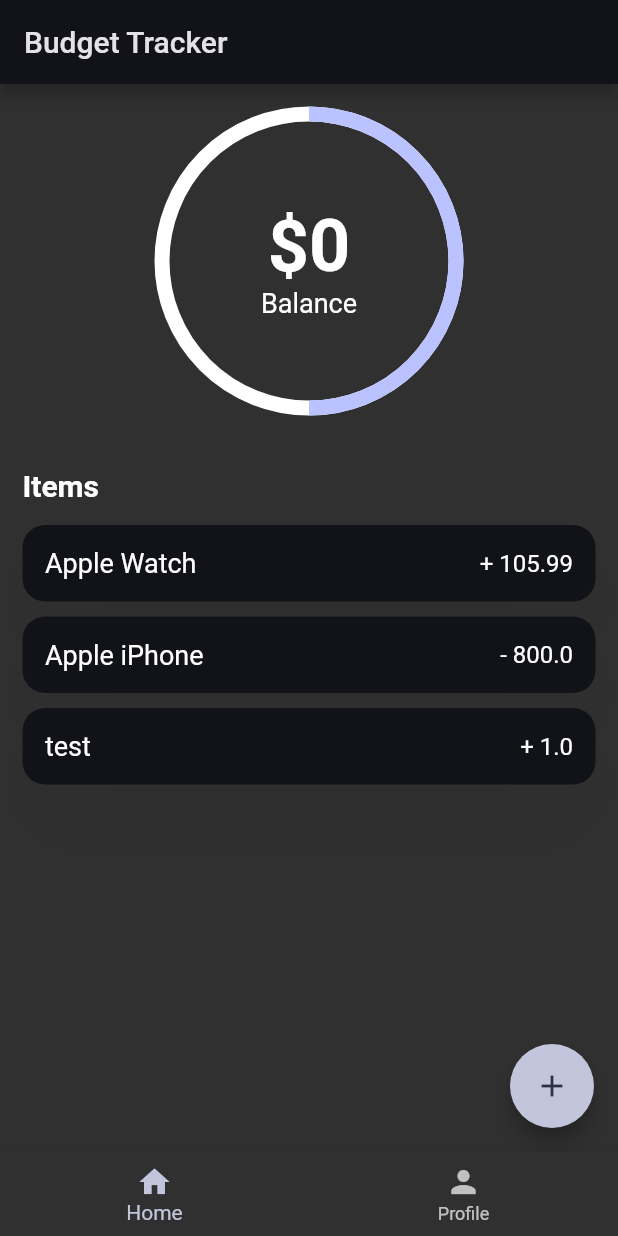
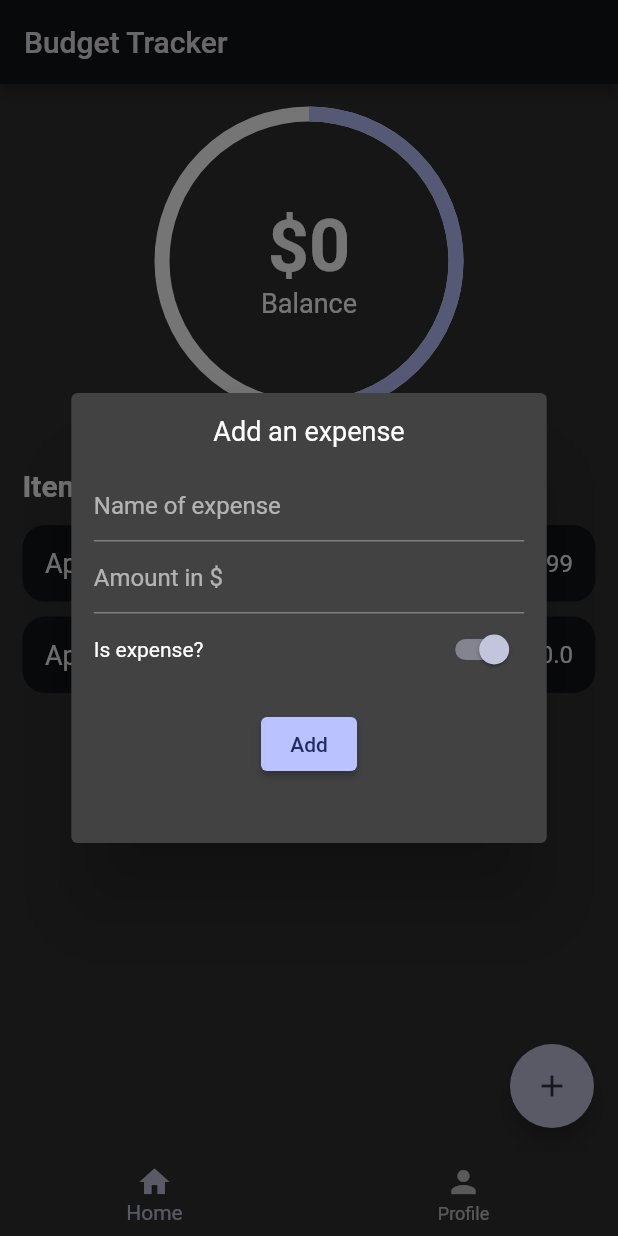
Before and after one commit to sebastienBellon/budget_tracker_flutter, a Flutter app: the screen it shows after launch, after a tap on the "add" icon, on a phone screen of 412 x 824 dp. Run offline on Flutter 3.47's test engine with Material 2 defaults, Android fonts, the phone set to English and light mode, and no system bars; drawn by our look-alikes of percent_indicator.

Commit message:
✨ add a dialog to enter new expenses

```diff
--- a/lib/pages/home_page.dart
+++ b/lib/pages/home_page.dart
@@ -1,7 +1,9 @@
+import 'package:budget_tracker/widgets/transaction_dialog.dart';
 import 'package:flutter/material.dart';
 import 'package:percent_indicator/circular_percent_indicator.dart';
 
 import '../models/transaction_item.dart';
+import '../widgets/transaction_card.dart';
 
 class HomePage extends StatefulWidget {
   const HomePage({Key? key}) : super(key: key);
@@ -24,15 +26,25 @@ class _HomePageState extends State<HomePage> {
     ),
   ];
 
+  void addTransactionToItems(TransactionItem item) {}
+
   @override
   Widget build(BuildContext context) {
     final screenSize = MediaQuery.of(context).size;
     return Scaffold(
       floatingActionButton: FloatingActionButton(
         onPressed: () {
-          setState(() {
-            items.add(TransactionItem(itemTitle: 'test', amount: 1.0));
-          });
+          showDialog(
+              context: context,
+              builder: (context) {
+                return AddTransactionDialog(
+                  itemToAdd: (transactionItem) {
+                    setState(() {
+                      items.add(transactionItem);
+                    });
+                  },
+                );
+              });
         },
         child: const Icon(Icons.add),
       ),
@@ -90,43 +102,3 @@ class _HomePageState extends State<HomePage> {
     );
   }
 }
-
-class TransactionCard extends StatelessWidget {
-  final TransactionItem item;
-  const TransactionCard({Key? key, required this.item}) : super(key: key);
-
-  @override
-  Widget build(BuildContext context) {
-    return Padding(
-      padding: const EdgeInsets.symmetric(vertical: 5.0),
-      child: Container(
-        decoration: BoxDecoration(
-          color: Theme.of(context).colorScheme.background,
-          borderRadius: BorderRadius.circular(15.0),
-          boxShadow: [
-            BoxShadow(
-              color: Colors.black.withOpacity(.05),
-              offset: const Offset(0, 25),
-              blurRadius: 50,
-            )
-          ],
-        ),
-        padding: const EdgeInsets.all(15.0),
-        width: MediaQuery.of(context).size.width,
-        child: Row(
-          mainAxisAlignment: MainAxisAlignment.spaceBetween,
-          children: [
-            Text(
-              item.itemTitle,
-              style: const TextStyle(fontSize: 18),
-            ),
-            Text(
-              (item.isExpense ? '+ ' : '- ') + item.amount.toString(),
-              style: const TextStyle(fontSize: 16),
-            ),
-          ],
-        ),
-      ),
-    );
-  }
-}
--- /dev/null
+++ b/lib/widgets/transaction_card.dart
@@ -0,0 +1,43 @@
+import 'package:flutter/material.dart';
+
+import '../models/transaction_item.dart';
+
+class TransactionCard extends StatelessWidget {
+  final TransactionItem item;
+  const TransactionCard({Key? key, required this.item}) : super(key: key);
+
+  @override
+  Widget build(BuildContext context) {
+    return Padding(
+      padding: const EdgeInsets.symmetric(vertical: 5.0),
+      child: Container(
+        decoration: BoxDecoration(
+          color: Theme.of(context).colorScheme.background,
+          borderRadius: BorderRadius.circular(15.0),
+          boxShadow: [
+            BoxShadow(
+              color: Colors.black.withOpacity(.05),
+              offset: const Offset(0, 25),
+              blurRadius: 50,
+            )
+          ],
+        ),
+        padding: const EdgeInsets.all(15.0),
+        width: MediaQuery.of(context).size.width,
+        child: Row(
+          mainAxisAlignment: MainAxisAlignment.spaceBetween,
+          children: [
+            Text(
+              item.itemTitle,
+              style: const TextStyle(fontSize: 18),
+            ),
+            Text(
+              (item.isExpense ? '+ ' : '- ') + item.amount.toString(),
+              style: const TextStyle(fontSize: 16),
+            ),
+          ],
+        ),
+      ),
+    );
+  }
+}
--- /dev/null
+++ b/lib/widgets/transaction_dialog.dart
@@ -0,0 +1,85 @@
+import 'package:budget_tracker/models/transaction_item.dart';
+import 'package:flutter/material.dart';
+import 'package:flutter/services.dart';
+
+class AddTransactionDialog extends StatefulWidget {
+  final Function(TransactionItem) itemToAdd;
+  const AddTransactionDialog({Key? key, required this.itemToAdd})
+      : super(key: key);
+
+  @override
+  State<AddTransactionDialog> createState() => _AddTransactionDialogState();
+}
+
+class _AddTransactionDialogState extends State<AddTransactionDialog> {
+  final TextEditingController itemTitleController = TextEditingController();
+  final TextEditingController amountController = TextEditingController();
+  bool _isExpenseController = true;
+
+  @override
+  Widget build(BuildContext context) {
+    return Dialog(
+      child: SizedBox(
+        width: MediaQuery.of(context).size.width / 1.3,
+        height: 300,
+        child: Padding(
+          padding: const EdgeInsets.all(15.0),
+          child: Column(
+            children: [
+              const Text(
+                "Add an expense",
+                style: TextStyle(fontSize: 18),
+              ),
+              const SizedBox(
+                height: 15,
+              ),
+              TextField(
+                controller: itemTitleController,
+                decoration: const InputDecoration(hintText: "Name of expense"),
+              ),
+              TextField(
+                controller: amountController,
+                keyboardType: TextInputType.number,
+                inputFormatters: <TextInputFormatter>[
+                  FilteringTextInputFormatter.digitsOnly
+                ],
+                decoration: const InputDecoration(hintText: "Amount in \$"),
+              ),
+              Row(
+                mainAxisAlignment: MainAxisAlignment.spaceBetween,
+                children: [
+                  const Text("Is expense?"),
+                  Switch.adaptive(
+                    value: _isExpenseController,
+                    onChanged: (b) {
+                      setState(() {
+                        _isExpenseController = b;
+                      });
+                    },
+                  ),
+                ],
+              ),
+              const SizedBox(height: 15),
+              ElevatedButton(
+                onPressed: () {
+                  if (amountController.text.isNotEmpty &&
+                      itemTitleController.text.isNotEmpty) {
+                    widget.itemToAdd(
+                      TransactionItem(
+                        itemTitle: itemTitleController.text,
+                        amount: double.parse(amountController.text),
+                        isExpense: _isExpenseController,
+                      ),
+                    );
+                    Navigator.pop(context);
+                  }
+                },
+                child: const Text("Add"),
+              )
+            ],
+          ),
+        ),
+      ),
+    );
+  }
+}
```
